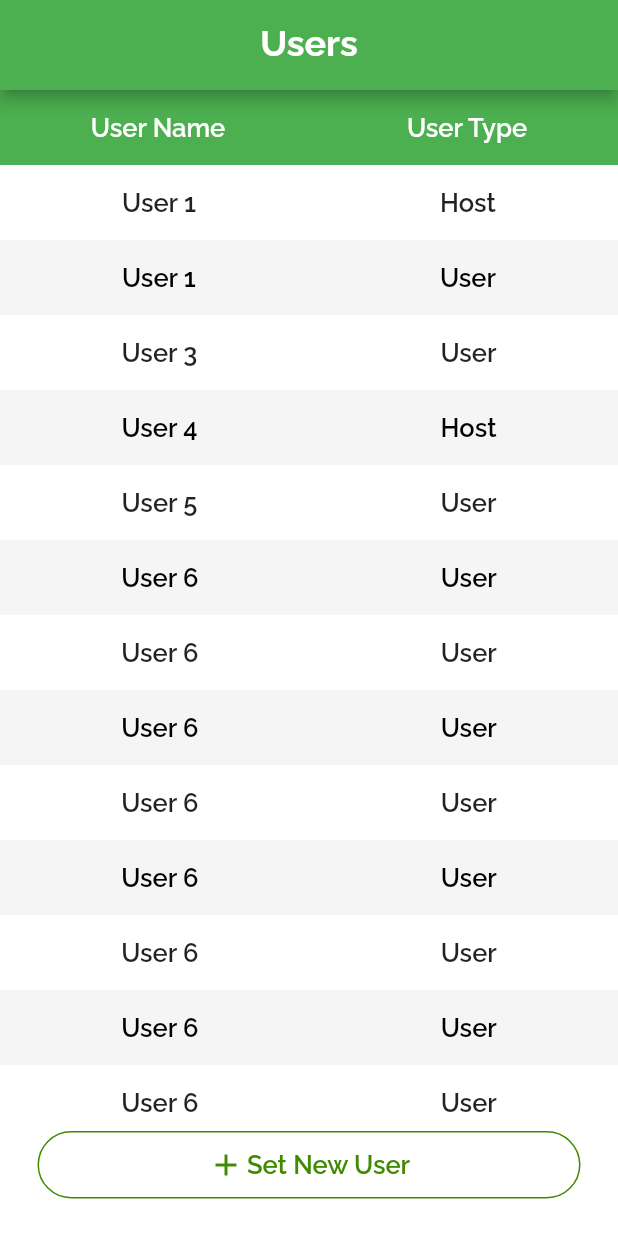
After one commit to MohammadAlAgha/luminexa, a Flutter app: the viewUsers screen opened directly, on a phone screen of 412 x 824 dp. The commit adds this screen. Run offline on Flutter 3.47's test engine with Material 2 defaults, Android fonts, the phone set to English and light mode, and no system bars; our stand-ins replace flutter_svg, google_nav_bar.

Commit message:
Frontend: Added the view users page

```diff
--- a/luminexa_mobile/lib/main.dart
+++ b/luminexa_mobile/lib/main.dart
@@ -1,13 +1,13 @@
-import 'dart:math';
-
 import 'package:flutter/material.dart';
 import 'package:luminexa_mobile/screens/landingPageUser.dart';
+import 'package:luminexa_mobile/screens/ledPage.dart';
 import 'package:luminexa_mobile/screens/login.dart';
 import 'package:luminexa_mobile/screens/setSchedulePage.dart';
 import 'package:luminexa_mobile/screens/setModePage.dart';
 import 'package:luminexa_mobile/screens/signUp.dart';
 import 'package:luminexa_mobile/screens/systemPage.dart';
 import 'package:luminexa_mobile/screens/editLedPage.dart';
+import 'package:luminexa_mobile/screens/viewUsersPage.dart';
 
 void main() {
   runApp(const MyApp());
@@ -27,7 +27,7 @@ class _MyAppState extends State<MyApp> {
       theme: ThemeData(
           primarySwatch: Colors.green, scaffoldBackgroundColor: Colors.white),
       debugShowCheckedModeBanner: false,
-      home: editLeds(),
+      home: systemPage(),
     );
   }
 }
--- /dev/null
+++ b/luminexa_mobile/lib/screens/viewUsersPage.dart
@@ -0,0 +1,120 @@
+import 'package:flutter/material.dart';
+import 'package:flutter/src/widgets/framework.dart';
+import 'package:flutter/src/widgets/placeholder.dart';
+import 'package:luminexa_mobile/widgets/appBarWidget/appBarWidget.dart';
+import 'package:luminexa_mobile/widgets/buttonWidget/iconButtonWidget.dart';
+import 'package:luminexa_mobile/widgets/listsWidget/userListWidget.dart';
+
+class viewUsers extends StatefulWidget {
+  const viewUsers({super.key});
+
+  @override
+  State<viewUsers> createState() => _viewUsersState();
+}
+
+class _viewUsersState extends State<viewUsers> {
+  List<Map> users = [
+    {"name": "User 1", "type": "Host"},
+    {"name": "User 1", "type": "User"},
+    {"name": "User 3", "type": "User"},
+    {"name": "User 4", "type": "Host"},
+    {"name": "User 5", "type": "User"},
+    {"name": "User 6", "type": "User"},
+    {"name": "User 6", "type": "User"},
+    {"name": "User 6", "type": "User"},
+    {"name": "User 6", "type": "User"},
+    {"name": "User 6", "type": "User"},
+    {"name": "User 6", "type": "User"},
+    {"name": "User 6", "type": "User"},
+    {"name": "User 6", "type": "User"},
+    {"name": "User 6", "type": "User"},
+    {"name": "User 6", "type": "User"},
+    {"name": "User 6", "type": "User"},
+    {"name": "User 6", "type": "User"},
+    {"name": "User 6", "type": "User"},
+    {"name": "User 6", "type": "User"},
+  ];
+  @override
+  Widget build(BuildContext context) {
+    return Scaffold(
+      appBar: appBar(title: "Users"),
+      body: SafeArea(
+        child: Stack(
+          children: [
+            Padding(
+              padding: EdgeInsets.only(top: 50, bottom: 70),
+              child: Container(
+                height: MediaQuery.of(context).size.height,
+                child: SingleChildScrollView(
+                  child: Column(
+                    children: [
+                      ListView.builder(
+                        physics: ScrollPhysics(parent: null),
+                        shrinkWrap: true,
+                        itemCount: users.length,
+                        itemBuilder: (context, index) {
+                          return userListTile(
+                            index: index,
+                            user: users[index]["name"],
+                            type: users[index]["type"],
+                          );
+                        },
+                      )
+                    ],
+                  ),
+                ),
+              ),
+            ),
+            Positioned(
+              bottom: 15,
+              child: Container(
+                decoration: BoxDecoration(
+                    gradient: LinearGradient(
+                        begin: Alignment.topCenter,
+                        end: Alignment.bottomCenter,
+                        colors: [
+                      Colors.white.withOpacity(0.6),
+                      Color.fromARGB(255, 255, 255, 255),
+                      Color.fromARGB(255, 255, 255, 255),
+                    ])),
+                padding:
+                    const EdgeInsets.symmetric(horizontal: 25, vertical: 10),
+                width: MediaQuery.of(context).size.width,
+                child: iconButton(
+                  innerText: "Set New User",
+                  iconName: Icon(Icons.add),
+                ),
+              ),
+            ),
+            Positioned(
+              top: 0,
+              child: Container(
+                height: 50,
+                width: MediaQuery.of(context).size.width,
+                color: Colors.green,
+                child: Row(
+                    mainAxisAlignment: MainAxisAlignment.spaceAround,
+                    children: [
+                      Text(
+                        "User Name",
+                        style: TextStyle(
+                            fontFamily: "RalewayBold",
+                            fontSize: 17,
+                            color: Colors.white),
+                      ),
+                      Text(
+                        "User Type",
+                        style: TextStyle(
+                            fontFamily: "RalewayBold",
+                            fontSize: 17,
+                            color: Colors.white),
+                      ),
+                    ]),
+              ),
+            ),
+          ],
+        ),
+      ),
+    );
+  }
+}
--- /dev/null
+++ b/luminexa_mobile/lib/widgets/commonWidgets/appBarWidget.dart
@@ -0,0 +1,34 @@
+import 'package:flutter/material.dart';
+
+class appBar extends StatelessWidget with PreferredSizeWidget {
+  final String title;
+  final Widget? iconAction;
+  final Widget? iconLeading;
+
+  const appBar({
+    super.key,
+    required this.title,
+    this.iconAction,
+    this.iconLeading,
+  });
+
+  @override
+  Widget build(BuildContext context) {
+    return AppBar(
+      title: Text(
+        title,
+        style: TextStyle(
+            fontFamily: "Raleway", fontWeight: FontWeight.bold, fontSize: 24),
+      ),
+      centerTitle: true,
+      actions: [IconButton(onPressed: () {}, icon: iconAction ?? Container())],
+      leading: IconButton(
+        onPressed: () {},
+        icon: iconLeading ?? Container(),
+      ),
+    );
+  }
+
+  @override
+  Size get preferredSize => Size(0, 60);
+}
```
Also changed, not shown: luminexa_mobile/lib/screens/editLedPage.dart (+15 -16 lines), luminexa_mobile/lib/widgets/titleWidget.dart/titleWidget.dart (added, +24 -0 lines).
